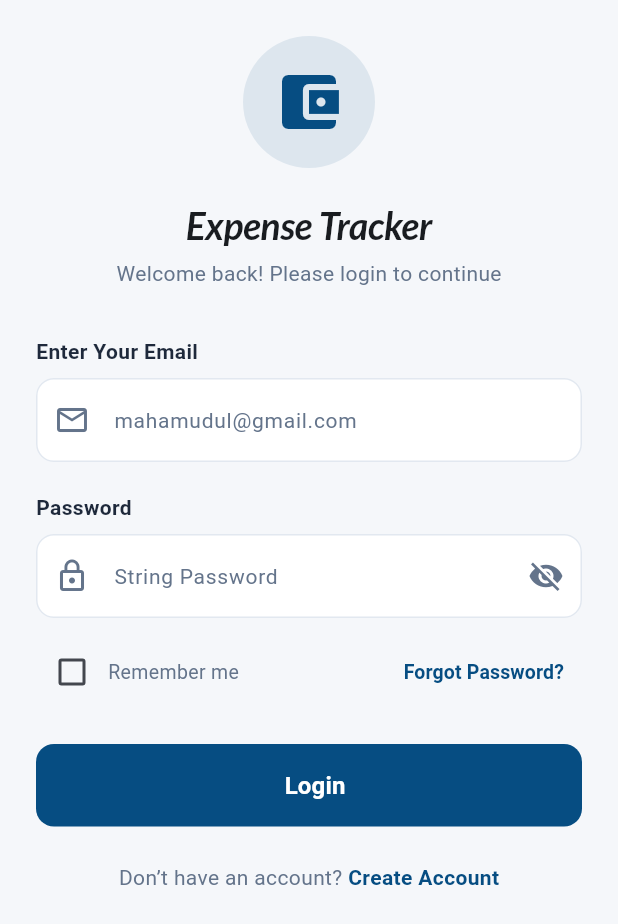
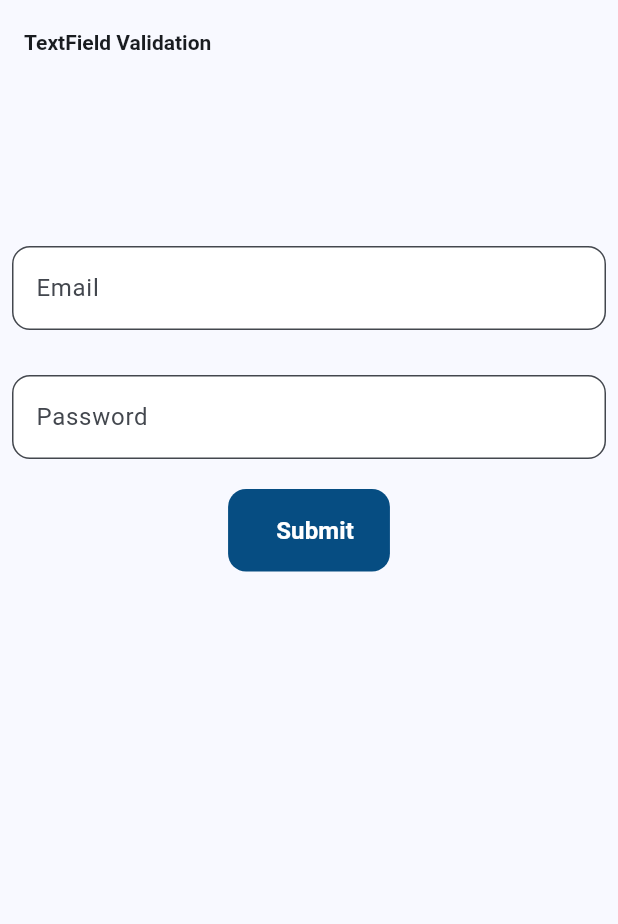
Before and after one commit to mahamudulhasan12/Expense-Tracker, a Flutter app: the screen it shows after launch, on a phone screen of 412 x 824 dp. Shown: the top 924 px of the screen. Run offline on Flutter 3.47's test engine with Material 3 defaults, Android fonts, the phone set to English and light mode, and no system bars; our stand-ins replace get, google_fonts.

Commit message:
TextField Validation Practrice

```diff
--- a/lib/features/auth/controllers/registration_controller.dart
+++ b/lib/features/auth/controllers/registration_controller.dart
@@ -16,7 +16,9 @@ class RegistrationController extends GetxController {
     obscurePassword.value = !obscurePassword.value;
   }
 
+
   void toggleConfirmPasswordVisibility() {
     obscureConfirmPassword.value = !obscureConfirmPassword.value;
   }
+
 }
--- a/lib/main.dart
+++ b/lib/main.dart
@@ -1,6 +1,7 @@
 import 'package:agent_test/features/accounts/views/add_account_screen.dart';
 import 'package:agent_test/features/auth/views/login_screen.dart';
 import 'package:agent_test/features/splash/views/splash_screen.dart';
+import 'package:agent_test/widget%20practrice/practrice_widget.dart';
 import 'package:flutter/material.dart';
 import 'package:get/get.dart';
 
@@ -24,7 +25,7 @@ class ExpenseTrackerApp extends StatelessWidget {
         useMaterial3: true,
         fontFamily: 'Roboto',
       ),
-      home:LoginScreen(),
+      home:ValidationPractrice(),
     );
   }
 }
--- /dev/null
+++ b/lib/widget practrice/practrice_controller.dart
@@ -0,0 +1,27 @@
+import 'package:flutter/widgets.dart';
+import 'package:get/get.dart';
+import 'package:http/http.dart' as http;
+
+class PractriceController extends GetxController{
+
+
+  TextEditingController emailController = TextEditingController();
+  TextEditingController passwrodController = TextEditingController();
+  final formKey = GlobalKey<FormState>();
+
+  void submitForm() {
+    if (formKey.currentState!.validate()) {
+      Get.snackbar(
+        'Success',
+        'Email validation successful',
+      );
+    }
+  }
+
+  @override
+  void onClose() {
+   emailController.dispose();
+   passwrodController.dispose();
+    super.onClose();
+  }
+}
--- /dev/null
+++ b/lib/widget practrice/practrice_widget.dart
@@ -0,0 +1,96 @@
+import 'package:agent_test/shared/widgets/app_button.dart';
+import 'package:agent_test/shared/widgets/app_text.dart';
+import 'package:agent_test/widget%20practrice/practrice_controller.dart';
+import 'package:flutter/material.dart';
+import 'package:get/get.dart';
+
+class ValidationPractrice extends StatelessWidget {
+  ValidationPractrice({super.key});
+
+  PractriceController controller = Get.put(PractriceController());
+  @override
+  Widget build(BuildContext context) {
+    return  Scaffold(
+      appBar: AppBar(
+        title: AppText(text: "TextField Validation",fontWeight: FontWeight.bold,),
+      ),
+      body: SingleChildScrollView(
+        child:Form(
+          key: controller.formKey,
+          child: Padding(
+            padding: const EdgeInsets.all(8.0),
+            child: Column(
+
+              children: [
+                SizedBox(height: 100,),
+                TextFormField(
+                  keyboardType: TextInputType.emailAddress,
+                  controller: controller.emailController,
+                  decoration: InputDecoration(
+                    fillColor: Colors.white,
+                    filled: true,
+                    labelText: 'Email',
+                    hintText: 'Enter your email',
+                    border: OutlineInputBorder(
+                      borderRadius: BorderRadius.circular(12),
+                      borderSide: const BorderSide(
+                        color: Colors.grey,
+                      ),
+                    ),
+                    focusedBorder: OutlineInputBorder(
+                      borderRadius: BorderRadius.circular(12),
+                      borderSide: BorderSide(
+                        color: Colors.grey,
+                      ),
+                    ),
+                  ),
+
+
+                  validator: (value){
+                    if(value == null || value.isEmpty){
+                      return "email is required";
+                    }
+                    return null;
+                  },
+                ),
+                SizedBox(height: 30,),
+                TextFormField(
+                  controller: controller.passwrodController,
+                  decoration: InputDecoration(
+                    fillColor: Colors.white,
+                    filled: true,
+                    labelText: 'Password',
+                    hintText: 'Enter Your Password',
+                    border: OutlineInputBorder(
+                      borderRadius: BorderRadius.circular(12),
+                      borderSide: const BorderSide(
+                        color: Colors.grey,
+                      ),
+                    ),
+                    focusedBorder: OutlineInputBorder(
+                      borderRadius: BorderRadius.circular(12),
+                      borderSide: BorderSide(
+                        color: Colors.grey,
+                      ),
+                    ),
+                  ),
+
+                  validator: (value){
+                    if(value == null || value.isEmpty){
+                      return "password is required";
+                    }
+                    return null;
+                  },
+                ),
+                SizedBox(height: 20,),
+                AppButton(text: "Submit", onPressed: (){
+                  controller.submitForm();
+                })
+              ],
+            ),
+          ),
+        ),
+      ),
+    );
+  }
+}
```
